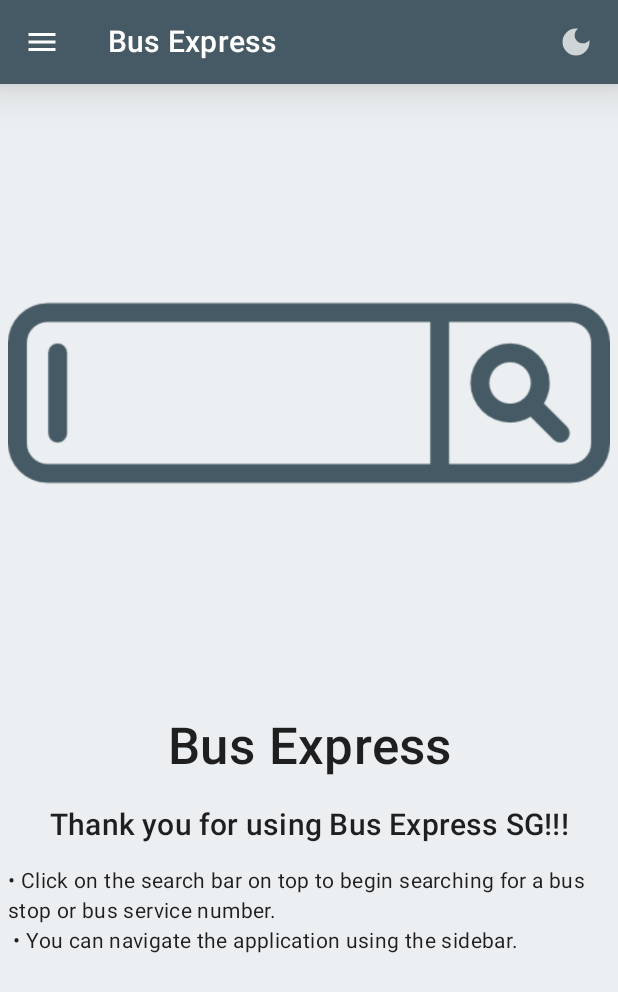
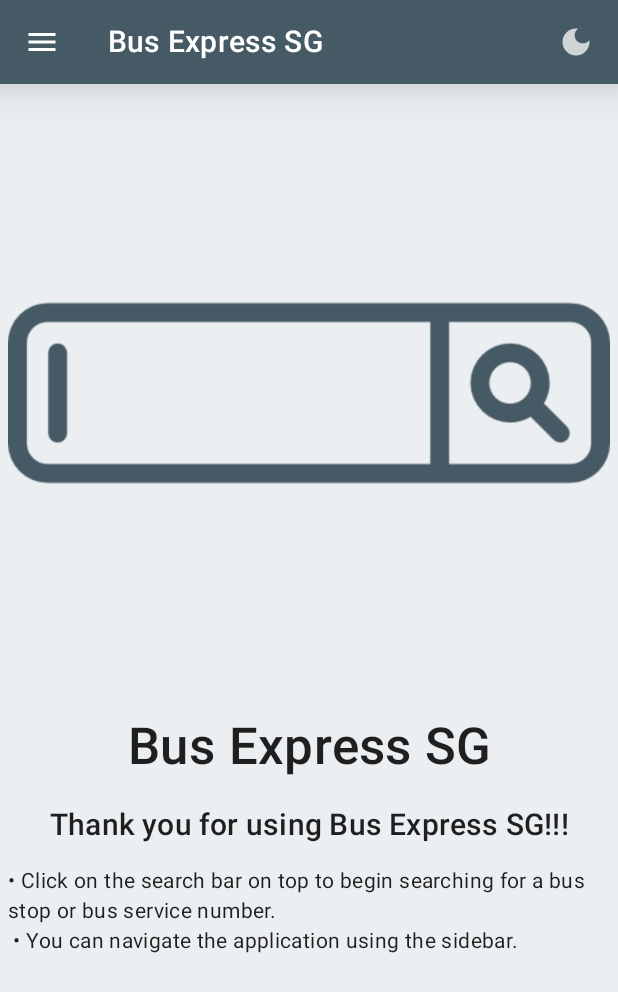
Before and after one commit to Xuanniee/Bus-Express, an Android app built with Jetpack Compose: the screen it shows after launch (MainActivity), on a phone screen of 412 x 824 dp. Shown: the top 992 px of the screen. Run offline under Robolectric (Android 15) with nearby library versions, the phone set to English and light mode, and no system bars; our stand-ins replace Room's generated code; libraries missing offline, so code that uses them is left out: com.jakewharton.retrofit2.

Commit message:
Removed Nearby for release to PlayStore. Possible improvements are to the Focus Manager, Dark Mode Button, Nearby

```diff
--- a/app/src/main/java/com/example/busexpress/BusExpressScreen.kt
+++ b/app/src/main/java/com/example/busexpress/BusExpressScreen.kt
@@ -207,21 +207,24 @@ fun BusExpressNavigationDrawer(
             Text(stringResource(R.string.favourites_navigation_desc))
         }
 
-        Button(
-            onClick = {
-                navController.navigate(BusExpressScreen.Nearby.name)
-                scope.launch { scaffoldState.drawerState.close() }
-            },
-            modifier = modifier
-                .fillMaxWidth()
-                .padding(all = 5.dp)
-        ) {
-            Image(
-                imageVector = Icons.Filled.LocationOn,
-                contentDescription = null
-            )
-            Text(text = stringResource(R.string.nearby_navigation_desc))
-        }
+        /**
+         * Nearby is hidden as not built yet so can release the app
+         */
+//        Button(
+//            onClick = {
+//                navController.navigate(BusExpressScreen.Nearby.name)
+//                scope.launch { scaffoldState.drawerState.close() }
+//            },
+//            modifier = modifier
+//                .fillMaxWidth()
+//                .padding(all = 5.dp)
+//        ) {
+//            Image(
+//                imageVector = Icons.Filled.LocationOn,
+//                contentDescription = null
+//            )
+//            Text(text = stringResource(R.string.nearby_navigation_desc))
+//        }
 
         // Easter Egg Button
 //        Button(
--- a/app/src/main/res/values/strings.xml
+++ b/app/src/main/res/values/strings.xml
@@ -1,5 +1,5 @@
 <resources>
-    <string name="app_name">Bus Express</string>
+    <string name="app_name">Bus Express SG</string>
     <string name="favourites">Favourites</string>
     <string name="nearby">Nearby</string>
     <string name="navbar_description">Main Navigation Menu</string>
```
